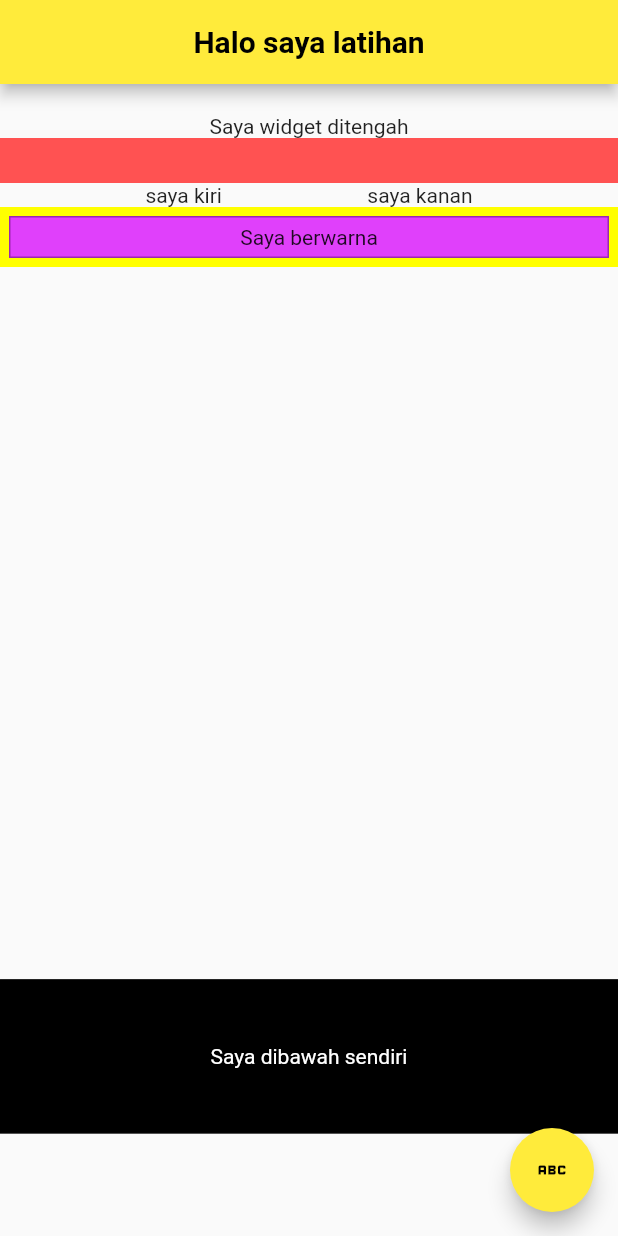
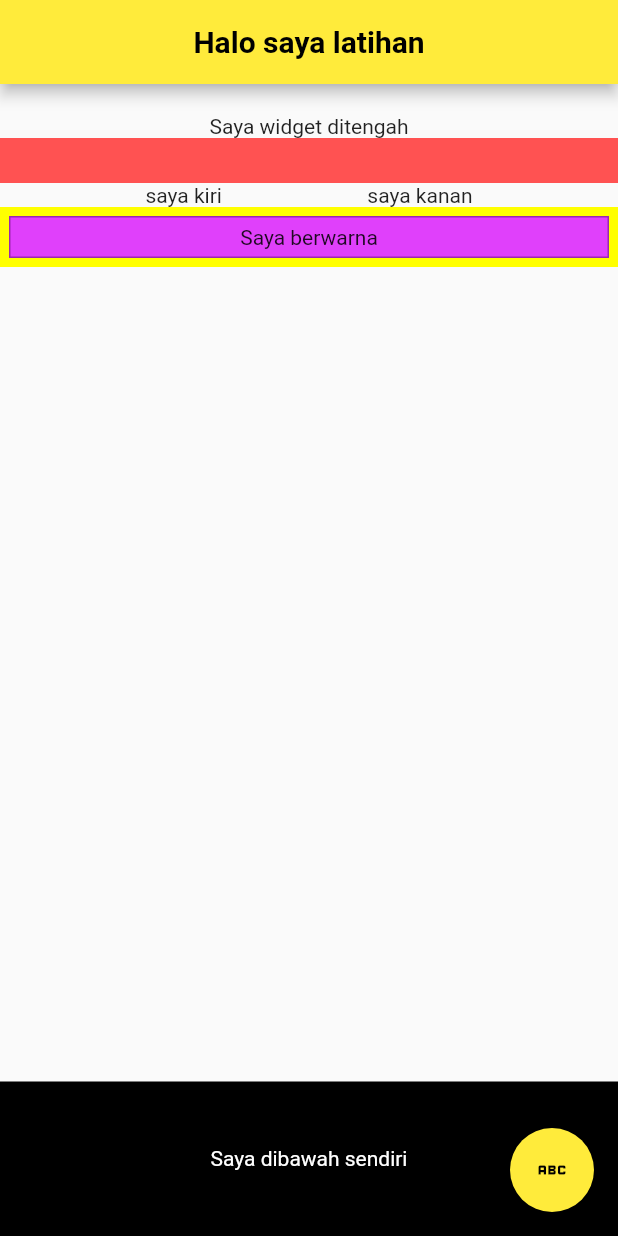
Before and after one commit to rezaoktaviansandyxx/latihan_sekolahbeta, a Flutter app: the screen it shows after launch, on a phone screen of 412 x 824 dp. Run offline on Flutter 3.47's test engine with Material 2 defaults, Android fonts, the light colour scheme and no system bars.

Commit message:
Update Widget Spacer

```diff
--- a/lib/main.dart
+++ b/lib/main.dart
@@ -90,13 +90,8 @@ class _MyHomePageState extends State<MyHomePage> {
                 ),
               ],
             ),
-            SizedBox(
-              height: MediaQuery.of(context).size.height / 1.8,
-            ),
-            SizedBox(height: 17,),
-            Align(
-              alignment: Alignment.bottomCenter,
-              child: Column(
+            const Spacer(),
+            Column(
                 mainAxisAlignment: MainAxisAlignment.end,
                 children: [
                   Container(
@@ -114,7 +109,6 @@ class _MyHomePageState extends State<MyHomePage> {
                   ),
                 ],
               ),
-            ),
           ],
         ),
       ),
```
